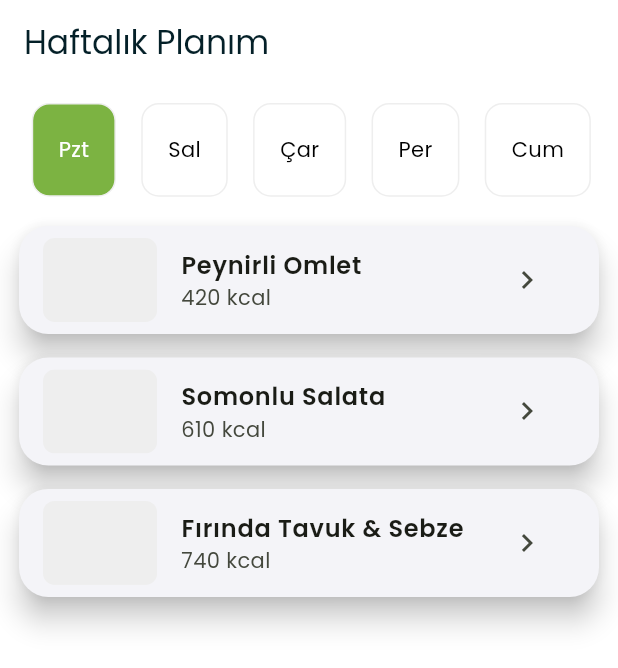
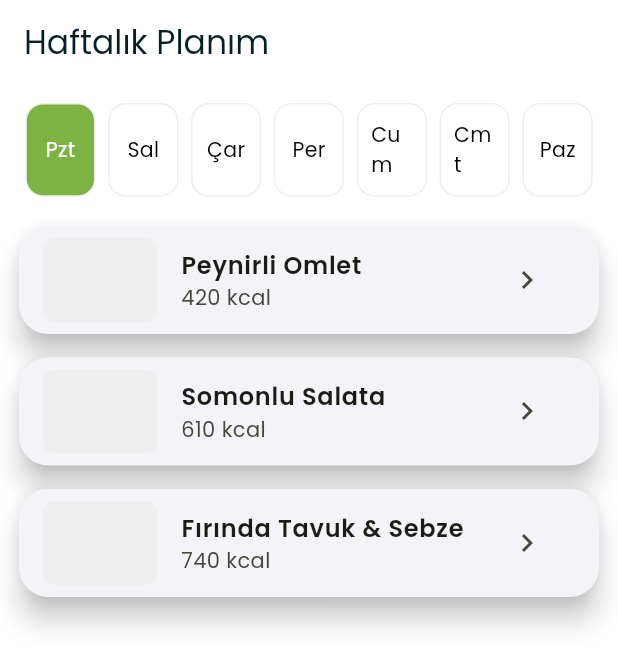
Before and after one commit to s4l1hs/Swipeat, a Flutter app: the PlanOverviewScreen screen opened directly, on a phone screen of 412 x 824 dp. Shown: the top 668 px of the screen. Run offline on Flutter 3.47's test engine with Material 3 defaults, Android fonts, the phone set to English and light mode, and no system bars; our stand-ins replace firebase_auth, firebase_core, firebase_messaging, flutter_screenutil, google_fonts, google_sign_in and 1 more; accounts and stored records are empty; network calls fail.

```diff
--- a/swipeat_app/lib/login_page.dart
+++ b/swipeat_app/lib/login_page.dart
@@ -234,14 +234,14 @@ class _LoginPageState extends State<LoginPage> with TickerProviderStateMixin {
                                     ).createShader(Rect.fromLTWH(0, 0, bounds.width, bounds.height)),
                                     blendMode: BlendMode.srcIn,
                                     child: const Text(
-                                      'Flow7',
+                                      'Swipeat',
                                       textAlign: TextAlign.center,
                                       style: TextStyle(fontSize: 34, fontWeight: FontWeight.bold, color: Colors.white),
                                     ),
                                   ),
                                   SizedBox(height: 6.h),
                                   Text(
-                                    'Weekly planner & scheduler',
+                                    'Eat with pleausure',
                                     textAlign: TextAlign.center,
                                     style: TextStyle(fontSize: 13.sp, color: Colors.white70, fontStyle: FontStyle.italic),
                                   ),
--- a/swipeat_app/lib/pages/plan_overview.dart
+++ b/swipeat_app/lib/pages/plan_overview.dart
@@ -24,21 +24,27 @@ class _PlanOverviewScreenState extends State<PlanOverviewScreen> {
           children: [
             SizedBox(
               height: 64.h,
-              child: ListView.builder(
-                scrollDirection: Axis.horizontal,
-                itemCount: days.length,
-                itemBuilder: (ctx, i) {
+              child: Row(
+                children: List.generate(days.length, (i) {
                   final sel = i == selectedDay;
-                  return GestureDetector(
-                    onTap: () => setState(() => selectedDay = i),
-                    child: Container(
-                      margin: EdgeInsets.symmetric(horizontal: 8.w),
-                      padding: EdgeInsets.symmetric(horizontal: 16.w, vertical: 10.h),
-                      decoration: BoxDecoration(color: sel ? Theme.of(context).colorScheme.primary : Colors.white, borderRadius: BorderRadius.circular(12.r), border: Border.all(color: Colors.grey.shade200)),
-                      child: Center(child: Text(days[i], style: TextStyle(color: sel ? Colors.white : Colors.black))),
+                  return Expanded(
+                    child: GestureDetector(
+                      onTap: () => setState(() => selectedDay = i),
+                      child: Container(
+                        margin: EdgeInsets.symmetric(horizontal: 4.w),
+                        padding: EdgeInsets.symmetric(horizontal: 8.w, vertical: 10.h),
+                        decoration: BoxDecoration(
+                          color: sel ? Theme.of(context).colorScheme.primary : Colors.white,
+                          borderRadius: BorderRadius.circular(12.r),
+                          border: Border.all(color: Colors.grey.shade200),
+                        ),
+                        child: Center(
+                          child: Text(days[i], style: TextStyle(color: sel ? Colors.white : Colors.black, fontSize: 14.sp)),
+                        ),
+                      ),
                     ),
                   );
-                },
+                }),
               ),
             ),
             SizedBox(height: 12.h),
```
